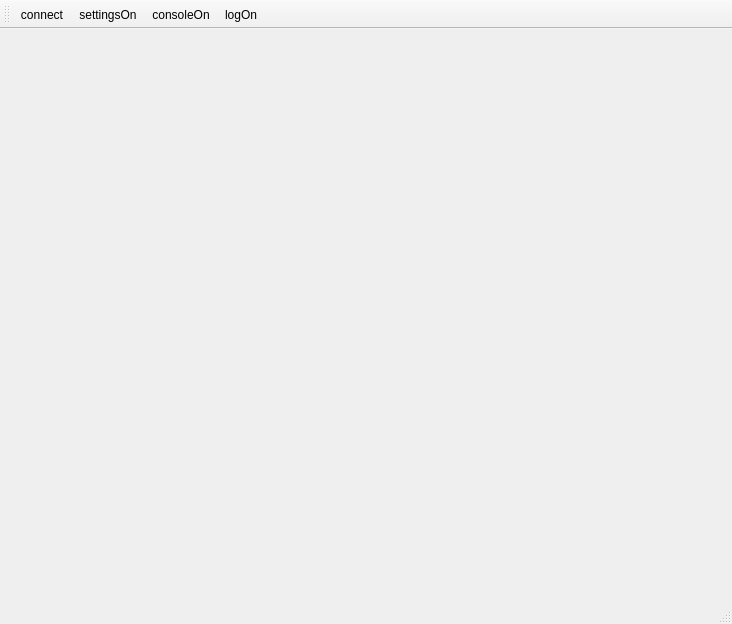
cotara/LDMViewer, file mainwindow.ui: the form before one commit.
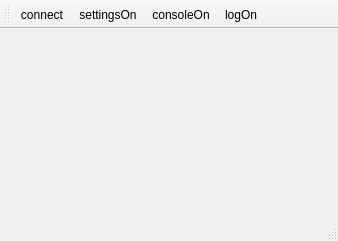
The form after the commit. Icons and pictures are not drawn.

Commit message:
Нормальная статусная строка
Переотправлено заменено на "Ошибок передачи"
Убран прогресс бар
Задействован статус online offline
Элементы статус бара можно включать и выключать

Diff of the .ui file:
```diff
--- a/mainwindow.ui
+++ b/mainwindow.ui
@@ -6,8 +6,8 @@
    <rect>
     <x>0</x>
     <y>0</y>
-    <width>732</width>
-    <height>624</height>
+    <width>338</width>
+    <height>241</height>
    </rect>
   </property>
   <property name="windowTitle">
```
Left out of the diff: 2 changed lines with no effect on the pictures. The commit also changes 2 other files.
